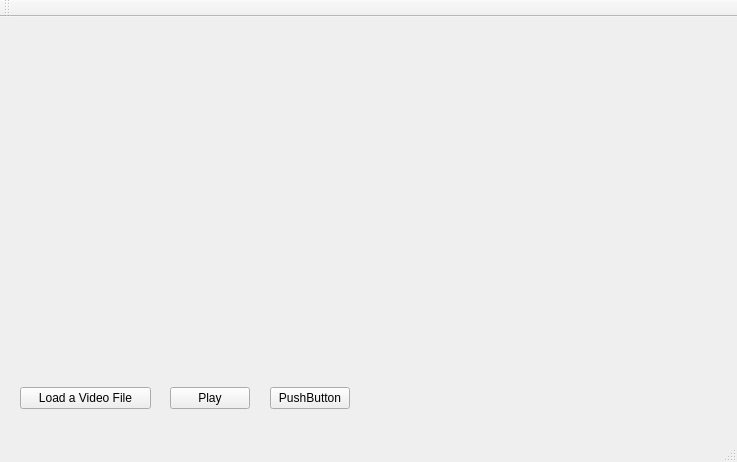
Old version of the form mainwindow.ui in the repository jshashwat/MediaPlayer.
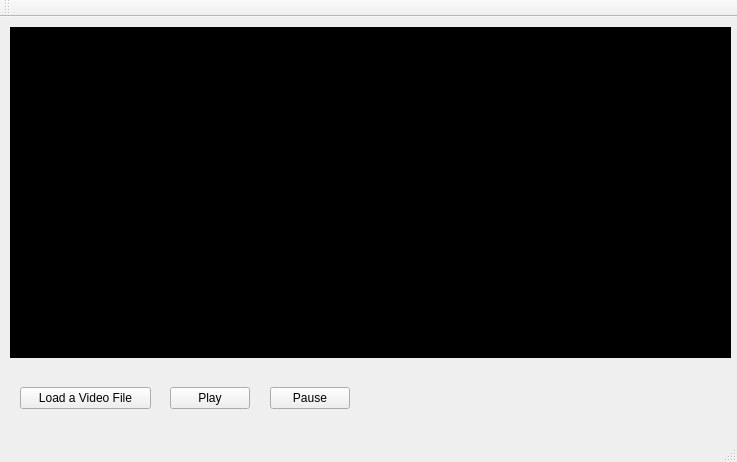
New version of the form.

Commit message: UI Changes, Functions Implemented

```diff
--- a/mainwindow.ui
+++ b/mainwindow.ui
@@ -17,14 +17,17 @@
    <widget class="QLabel" name="lblPlay">
     <property name="geometry">
      <rect>
-      <x>0</x>
+      <x>10</x>
       <y>10</y>
-      <width>731</width>
+      <width>721</width>
       <height>331</height>
      </rect>
     </property>
     <property name="autoFillBackground">
-     <bool>true</bool>
+     <bool>false</bool>
+    </property>
+    <property name="styleSheet">
+     <string notr="true">Background-color: black;</string>
     </property>
     <property name="text">
      <string/>
@@ -66,7 +69,7 @@
      </rect>
     </property>
     <property name="text">
-     <string>PushButton</string>
+     <string>Pause</string>
     </property>
    </widget>
   </widget>
```
The commit also changes 3 other files.
